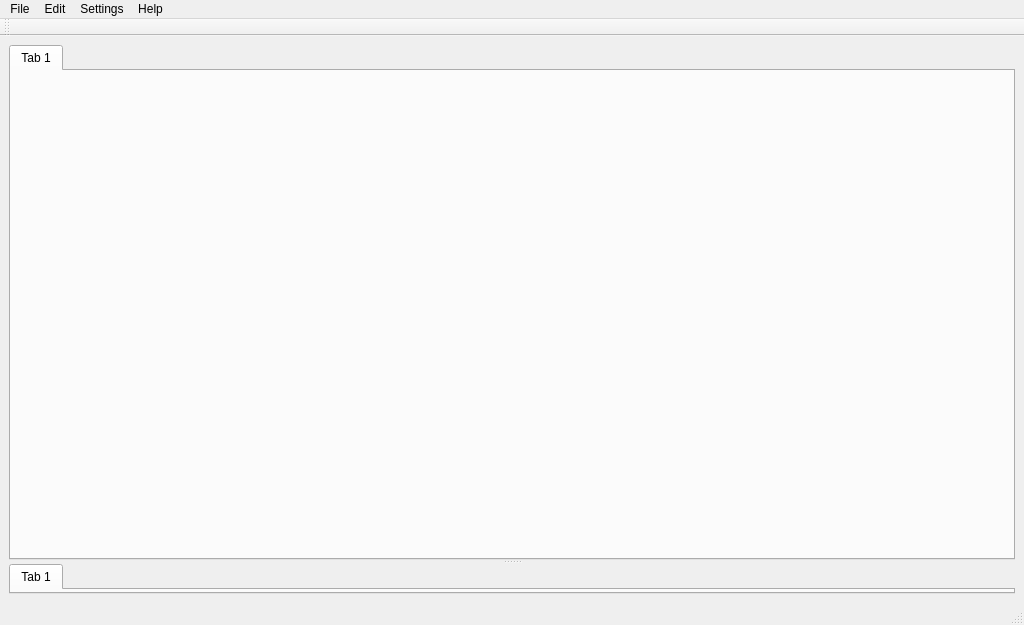
Before: the Qt Designer form ui/MainWindow.ui in kipr/kiss, drawn with Qt 5.
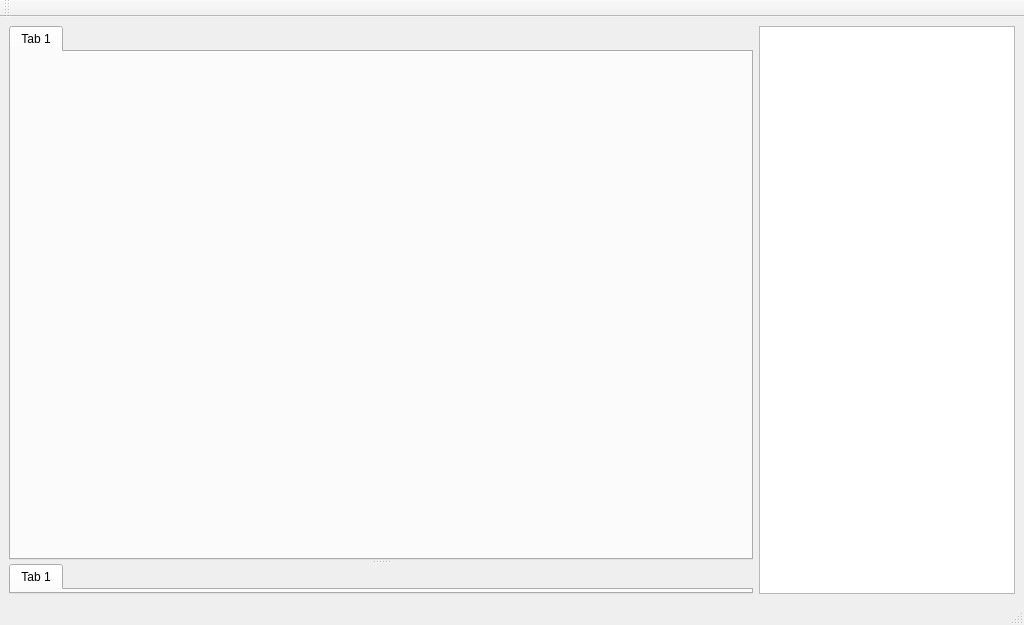
After: the same form once the commit is applied. Icons and pictures are not drawn.

Commit message: Working on adding javascript plugins and new menu system

What changed in the file:
```diff
--- a/ui/MainWindow.ui
+++ b/ui/MainWindow.ui
@@ -29,7 +29,7 @@
    <bool>false</bool>
   </property>
   <widget class="QWidget" name="ui_centralwidget">
-   <layout class="QHBoxLayout" name="horizontalLayout" stretch="3">
+   <layout class="QHBoxLayout" name="horizontalLayout" stretch="3,0">
     <item>
      <widget class="QSplitter" name="splitter">
       <property name="orientation">
@@ -75,6 +75,9 @@
       </widget>
      </widget>
     </item>
+    <item>
+     <widget class="QTreeView" name="ui_projects"/>
+    </item>
    </layout>
   </widget>
   <widget class="QStatusBar" name="ui_statusbar"/>
@@ -87,30 +90,6 @@
      <height>22</height>
     </rect>
    </property>
-   <widget class="QMenu" name="menuFile">
-    <property name="title">
-     <string>File</string>
-    </property>
-   </widget>
-   <widget class="QMenu" name="menuEdit">
-    <property name="title">
-     <string>Edit</string>
-    </property>
-   </widget>
-   <widget class="QMenu" name="menuHelp">
-    <property name="title">
-     <string>Help</string>
-    </property>
-   </widget>
-   <widget class="QMenu" name="menuSettings">
-    <property name="title">
-     <string>Settings</string>
-    </property>
-   </widget>
-   <addaction name="menuFile"/>
-   <addaction name="menuEdit"/>
-   <addaction name="menuSettings"/>
-   <addaction name="menuHelp"/>
   </widget>
   <widget class="QToolBar" name="ui_toolBar">
    <property name="windowTitle">
```
Left out of the diff: 164 changed lines with no effect on the pictures. The commit also changes 85 other files.
